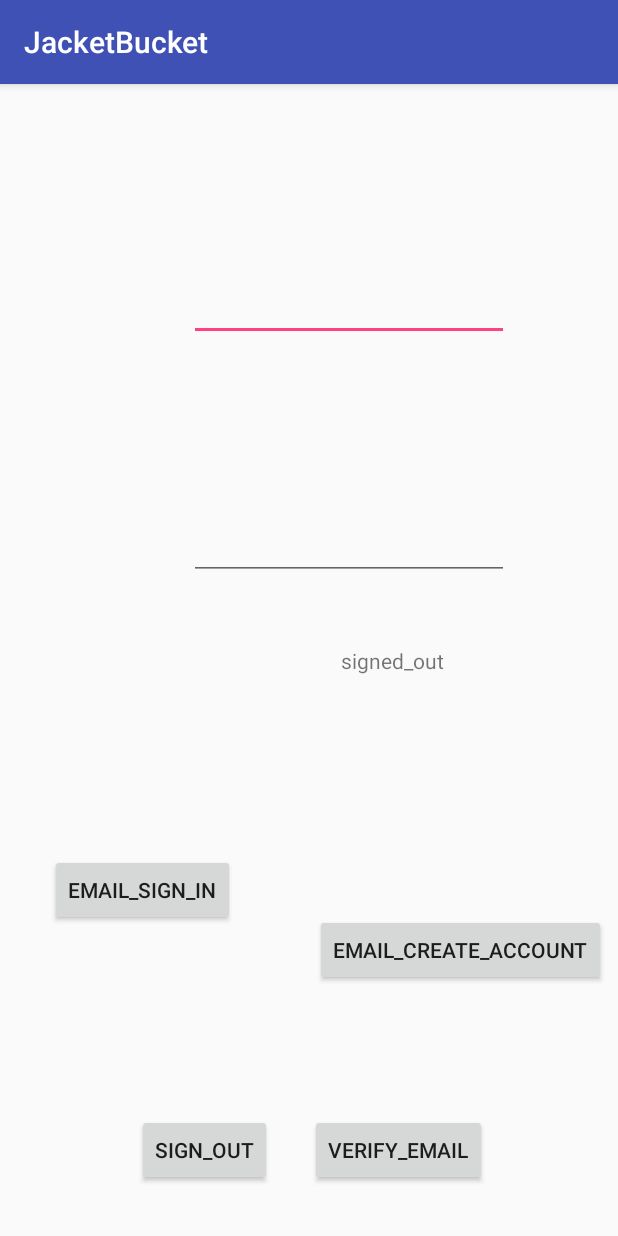
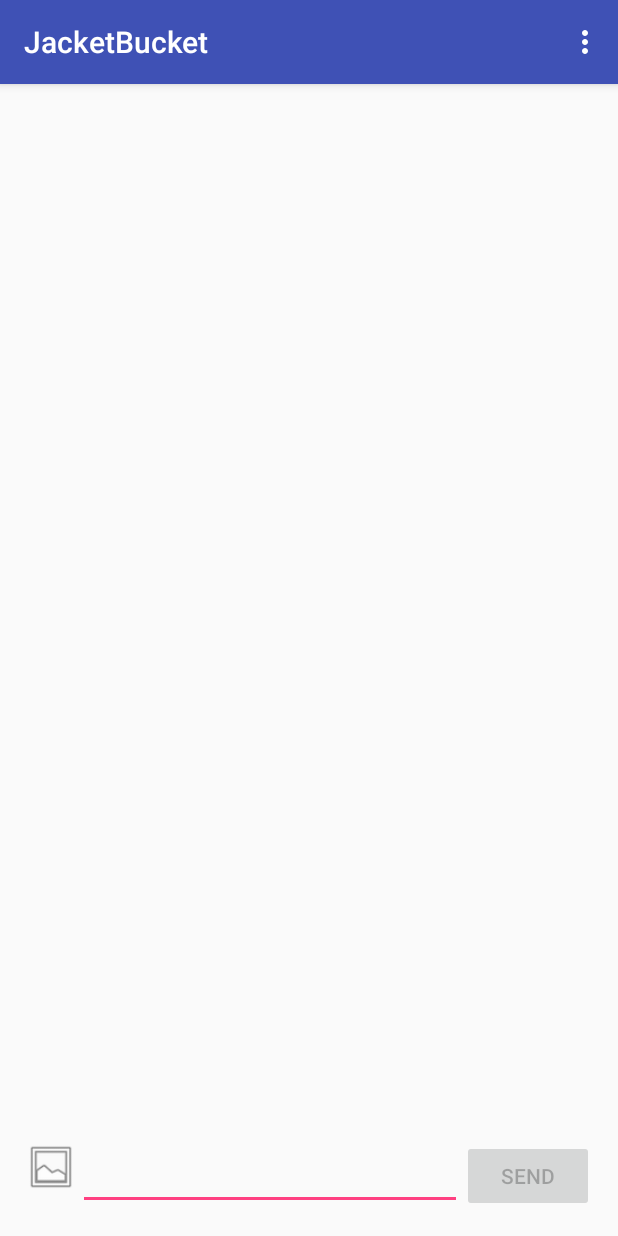
Before and after one commit to berkeis/JacketBucket, an Android app: the screen it shows after launch (MainActivity), on a phone screen of 412 x 824 dp. Run offline under Robolectric (Android 15) with nearby library versions, the phone set to English and light mode, and no system bars; our stand-ins replace Firebase (no records; nobody signed in at launch, a user with empty details on screens opened directly); libraries missing offline, so code that uses them is left out: com.firebase.ui; 5 statements that could not run were skipped.

Commit message:
Firebase Sign-in and data R/W

```diff
--- a/app/src/main/AndroidManifest.xml
+++ b/app/src/main/AndroidManifest.xml
@@ -19,4 +19,6 @@
         <activity android:name=".HomeActivity"></activity>
     </application>
 
+    <uses-permission android:name="android.permission.INTERNET" />
+
 </manifest>
--- a/app/src/main/java/com/bucketsoft/jacketbucket/MainActivity.java
+++ b/app/src/main/java/com/bucketsoft/jacketbucket/MainActivity.java
@@ -1,230 +1,245 @@
 package com.bucketsoft.jacketbucket;
-
 import android.content.Intent;
+import android.os.Bundle;
 import android.support.annotation.NonNull;
 import android.support.v7.app.AppCompatActivity;
-import android.os.Bundle;
-import android.text.TextUtils;
-import android.util.Log;
+import android.text.Editable;
+import android.text.InputFilter;
+import android.text.TextWatcher;
+import android.view.Menu;
+import android.view.MenuInflater;
+import android.view.MenuItem;
 import android.view.View;
+import android.widget.Button;
 import android.widget.EditText;
-import android.widget.TextView;
+import android.widget.ImageButton;
+import android.widget.ListView;
+import android.widget.ProgressBar;
 import android.widget.Toast;
 
-import com.google.android.gms.tasks.OnCompleteListener;
-import com.google.android.gms.tasks.Task;
-import com.google.firebase.auth.AuthResult;
+import com.firebase.ui.auth.AuthUI;
 import com.google.firebase.auth.FirebaseAuth;
 import com.google.firebase.auth.FirebaseUser;
+import com.google.firebase.database.ChildEventListener;
+import com.google.firebase.database.DataSnapshot;
+import com.google.firebase.database.DatabaseError;
+import com.google.firebase.database.DatabaseReference;
+import com.google.firebase.database.FirebaseDatabase;
 
-public class MainActivity extends AppCompatActivity implements View.OnClickListener{
+import java.util.ArrayList;
+import java.util.List;
 
-    private static final String TAG = "EmailPassword";
+public class MainActivity extends AppCompatActivity {
 
-    private FirebaseAuth mAuth;
+    private static final String TAG = "MainActivity";
 
-    private TextView mStatusTextView;
-    private TextView mDetailTextView;
-    private EditText mEmailField;
-    private EditText mPasswordField;
+    public static final String ANONYMOUS = "anonymous";
+    public static final int DEFAULT_MSG_LENGTH_LIMIT = 1000;
+    public static final int RC_SIGN_IN = 1;
 
+    private ListView mMessageListView;
+    private MessageAdapter mMessageAdapter;
+    private ProgressBar mProgressBar;
+    private ImageButton mPhotoPickerButton;
+    private EditText mMessageEditText;
+    private Button mSendButton;
+
+    private String mUsername;
+
+    // Firebase instance variables
+    private FirebaseDatabase mFirebaseDatabase;
+    private DatabaseReference mMessagesDatabaseReference;
+    private ChildEventListener mChildEventListener;
+    private FirebaseAuth mFirebaseAuth;
+    private FirebaseAuth.AuthStateListener mAuthStateListener;
 
     @Override
     protected void onCreate(Bundle savedInstanceState) {
         super.onCreate(savedInstanceState);
         setContentView(R.layout.activity_main);
 
-        // Views
-        mStatusTextView = (TextView) findViewById(R.id.status);
-        mDetailTextView = (TextView) findViewById(R.id.detail);
-        mEmailField = (EditText) findViewById(R.id.field_email);
-        mPasswordField = (EditText) findViewById(R.id.field_password);
+        mUsername = ANONYMOUS;
 
-        // Buttons
-        findViewById(R.id.email_sign_in_button).setOnClickListener((View.OnClickListener) this);
-        findViewById(R.id.email_create_account_button).setOnClickListener((View.OnClickListener) this);
-        findViewById(R.id.sign_out_button).setOnClickListener((View.OnClickListener) this);
-        findViewById(R.id.verify_email_button).setOnClickListener((View.OnClickListener) this);
+        // Initialize Firebase components
+        mFirebaseDatabase = FirebaseDatabase.getInstance();
+        mFirebaseAuth = FirebaseAuth.getInstance();
+
+        mMessagesDatabaseReference = mFirebaseDatabase.getReference().child("messages");
+
+        // Initialize references to views
+        mProgressBar = (ProgressBar) findViewById(R.id.progressBar);
+        mMessageListView = (ListView) findViewById(R.id.messageListView);
+        mPhotoPickerButton = (ImageButton) findViewById(R.id.photoPickerButton);
+        mMessageEditText = (EditText) findViewById(R.id.messageEditText);
+        mSendButton = (Button) findViewById(R.id.sendButton);
+
+        // Initialize message ListView and its adapter
+        List<Jackets>  jackets = new ArrayList<>();
+        mMessageAdapter = new MessageAdapter(this, R.layout.item_message, jackets);
+        mMessageListView.setAdapter(mMessageAdapter);
+
+        // Initialize progress bar
+        mProgressBar.setVisibility(ProgressBar.INVISIBLE);
+
+        // ImagePickerButton shows an image picker to upload a image for a message
+        mPhotoPickerButton.setOnClickListener(new View.OnClickListener() {
+            @Override
+            public void onClick(View view) {
+                // TODO: Fire an intent to show an image picker
+            }
+        });
+
+        // Enable Send button when there's text to send
+        mMessageEditText.addTextChangedListener(new TextWatcher() {
+            @Override
+            public void beforeTextChanged(CharSequence charSequence, int i, int i1, int i2) {
+            }
+
+            @Override
+            public void onTextChanged(CharSequence charSequence, int i, int i1, int i2) {
+                if (charSequence.toString().trim().length() > 0) {
+                    mSendButton.setEnabled(true);
+                } else {
+                    mSendButton.setEnabled(false);
+                }
+            }
+
+            @Override
+            public void afterTextChanged(Editable editable) {
+            }
+        });
+        mMessageEditText.setFilters(new InputFilter[]{new InputFilter.LengthFilter(DEFAULT_MSG_LENGTH_LIMIT)});
+
+        // Send button sends a message and clears the EditText
+        mSendButton.setOnClickListener(new View.OnClickListener() {
+            @Override
+            public void onClick(View view) {
+                Jackets jackets = new Jackets(mMessageEditText.getText().toString(), mUsername, null);
+                mMessagesDatabaseReference.push().setValue(jackets);
+
+                // Clear input box
+                mMessageEditText.setText("");
+            }
+        });
 
 
+        mAuthStateListener = new FirebaseAuth.AuthStateListener() {
+            @Override
+            public void onAuthStateChanged(@NonNull FirebaseAuth firebaseAuth) {
+                FirebaseUser user = mFirebaseAuth.getCurrentUser();
+                if(user!=null){
+                    //user is signed in
+                    onSignedInInitialize(user.getDisplayName());
+                }
+                else{
+                    //user is signed out
+                    List<AuthUI.IdpConfig> providers;
+                    providers = new ArrayList<>();
+                    providers.add(new AuthUI.IdpConfig.Builder(AuthUI.EMAIL_PROVIDER).build());
+                    providers.add(new AuthUI.IdpConfig.Builder(AuthUI.GOOGLE_PROVIDER).build());
 
-        mAuth = FirebaseAuth.getInstance();
+                    onSignedOutCleanup();
+                    startActivityForResult(
+                            AuthUI.getInstance()
+                                    .createSignInIntentBuilder()
+                                    .setIsSmartLockEnabled(false)
+                                    .setProviders(providers)
+                                    .build(),
+                            RC_SIGN_IN);
+                }
+            }
+        };
 
 
 
     }
 
-    public void onStart() {
-        super.onStart();
-        // Check if user is signed in (non-null) and update UI accordingly.
-        FirebaseUser currentUser = mAuth.getCurrentUser();
-        updateUI(currentUser);
+    @Override
+    public boolean onCreateOptionsMenu(Menu menu) {
+        MenuInflater inflater = getMenuInflater();
+        inflater.inflate(R.menu.main_menu, menu);
+        return true;
     }
 
-    private void createAccount(String email, String password) {
-        Log.d(TAG, "createAccount:" + email);
-        if (!validateForm()) {
-            return;
-        }
-        // [START create_user_with_email]
-        mAuth.createUserWithEmailAndPassword(email, password)
-                .addOnCompleteListener(this, new OnCompleteListener<AuthResult>() {
-                    @Override
-                    public void onComplete(@NonNull Task<AuthResult> task) {
-                        if (task.isSuccessful()) {
-                            // Sign in success, update UI with the signed-in user's information
-                            Log.d(TAG, "createUserWithEmail:success");
-                            FirebaseUser user = mAuth.getCurrentUser();
-                            updateUI(user);
-                        } else {
-                            // If sign in fails, display a message to the user.
-                            Log.w(TAG, "createUserWithEmail:failure", task.getException());
-                            Toast.makeText(MainActivity.this, "Authentication failed.",
-                                    Toast.LENGTH_SHORT).show();
-                            updateUI(null);
-                        }
 
-                    }
-                });
-        // [END create_user_with_email]
-    }
 
-    private void updateUI(FirebaseUser user) {
-        if (user != null) {
-            mStatusTextView.setText(getString(R.string.emailpassword_status_fmt,
-                    user.getEmail(), user.isEmailVerified()));
-            mDetailTextView.setText(getString(R.string.firebase_status_fmt, user.getUid()));
-
-            // findViewById(R.id.email_password_buttons).setVisibility(View.GONE);
-            //findViewById(R.id.email_password_fields).setVisibility(View.GONE);
-            //findViewById(R.id.signed_in_buttons).setVisibility(View.VISIBLE);
-
-            findViewById(R.id.verify_email_button).setEnabled(!user.isEmailVerified());
-        } else {
-            mStatusTextView.setText(R.string.signed_out);
-            mDetailTextView.setText(null);
-
-            // findViewById(R.id.email_password_buttons).setVisibility(View.VISIBLE);
-            // findViewById(R.id.email_password_fields).setVisibility(View.VISIBLE);
-            // findViewById(R.id.signed_in_buttons).setVisibility(View.GONE);
+    @Override
+    public boolean onOptionsItemSelected(MenuItem item) {
+        switch (item.getItemId()) {
+            case R.id.sign_out_menu:
+                AuthUI.getInstance().signOut(this);
+                return true;
+            default:
+                return super.onOptionsItemSelected(item);
         }
     }
 
 
-    private boolean validateForm() {
-        boolean valid = true;
-
-        String email = mEmailField.getText().toString();
-        if (TextUtils.isEmpty(email)) {
-            mEmailField.setError("Required.");
-            valid = false;
-        } else {
-            mEmailField.setError(null);
-        }
-
-        String password = mPasswordField.getText().toString();
-        if (TextUtils.isEmpty(password)) {
-            mPasswordField.setError("Required.");
-            valid = false;
-        } else {
-            mPasswordField.setError(null);
-        }
-
-        return valid;
+    @Override
+    public void onActivityResult(int requestCode, int resultCode, Intent data){
+            super.onActivityResult(requestCode, resultCode, data);
+            if(requestCode == RC_SIGN_IN){
+                if(resultCode == RESULT_OK){
+                    Toast.makeText(this, "Signed in!", Toast.LENGTH_SHORT).show();
+                }
+                else if(resultCode == RESULT_CANCELED){
+                    Toast.makeText(this, "Sign in canceled!", Toast.LENGTH_SHORT).show();
+                    finish();
+                    System.exit(0);
+                }
+            }
     }
 
-
-    private void sendEmailVerification() {
-        // Disable button
-        findViewById(R.id.verify_email_button).setEnabled(false);
-
-        // Send verification email
-        // [START send_email_verification]
-        final FirebaseUser user = mAuth.getCurrentUser();
-        user.sendEmailVerification()
-                .addOnCompleteListener(this, new OnCompleteListener<Void>() {
-                    @Override
-                    public void onComplete(@NonNull Task<Void> task) {
-                        // [START_EXCLUDE]
-                        // Re-enable button
-                        findViewById(R.id.verify_email_button).setEnabled(true);
-
-                        if (task.isSuccessful()) {
-                            Toast.makeText(MainActivity.this,
-                                    "Verification email sent to " + user.getEmail(),
-                                    Toast.LENGTH_SHORT).show();
-                        } else {
-                            Log.e(TAG, "sendEmailVerification", task.getException());
-                            Toast.makeText(MainActivity.this,
-                                    "Failed to send verification email.",
-                                    Toast.LENGTH_SHORT).show();
-                        }
-                        // [END_EXCLUDE]
-                    }
-                });
-        // [END send_email_verification]
-    }
-    private void signOut() {
-        mAuth.signOut();
-        updateUI(null);
-    }
-    private void signIn(String email, String password) {
-        Log.d(TAG, "signIn:" + email);
-        if (!validateForm()) {
-            return;
-        }
-
-        // [START sign_in_with_email]
-        mAuth.signInWithEmailAndPassword(email, password)
-                .addOnCompleteListener(this, new OnCompleteListener<AuthResult>() {
-                    @Override
-                    public void onComplete(@NonNull Task<AuthResult> task) {
-                        if (task.isSuccessful()) {
-                            // Sign in success, update UI with the signed-in user's information
-                            Log.d(TAG, "signInWithEmail:success");
-                            FirebaseUser user = mAuth.getCurrentUser();
-                            updateUI(user);
-                            launchActivity2();
-                        } else {
-                            // If sign in fails, display a message to the user.
-                            Log.w(TAG, "signInWithEmail:failure", task.getException());
-                            Toast.makeText(MainActivity.this, "Authentication failed.",
-                                    Toast.LENGTH_SHORT).show();
-                            updateUI(null);
-                        }
-
-                        // [START_EXCLUDE]
-                        if (!task.isSuccessful()) {
-                            mStatusTextView.setText(R.string.auth_failed);
-                        }
-                        // [END_EXCLUDE]
-                    }
-                });
-        // [END sign_in_with_email]
+    @Override
+    protected void onResume(){
+        super.onResume();
+        mFirebaseAuth.addAuthStateListener(mAuthStateListener);
     }
 
+    @Override
+    protected void onPause(){
+        super.onPause();
+        if (mAuthStateListener != null) {
+            mFirebaseAuth.removeAuthStateListener(mAuthStateListener);
+        }
+        mMessageAdapter.clear();
+        detachDatabaseReadListener();
+    }
 
-    @Override
-    public void onClick(View v) {
-        int i = v.getId();
-        if (i == R.id.email_create_account_button) {
-            createAccount(mEmailField.getText().toString(), mPasswordField.getText().toString());
-        } else if (i == R.id.email_sign_in_button) {
-            signIn(mEmailField.getText().toString(), mPasswordField.getText().toString());
-        } else if (i == R.id.sign_out_button) {
-            signOut();
-        } else if (i == R.id.verify_email_button) {
-            sendEmailVerification();
+    private void onSignedInInitialize(String username) {
+        mUsername = username;
+        attachDatabaseReadListener();
+    }
+
+    private void onSignedOutCleanup() {
+        mUsername = ANONYMOUS;
+        mMessageAdapter.clear(); //If you don't clear this, you would have duplicate messages as you log in and log out
+        detachDatabaseReadListener();
+    }
+
+    private void attachDatabaseReadListener() {
+        if (mChildEventListener == null) {
+            mChildEventListener = new ChildEventListener() {
+                @Override
+                public void onChildAdded(DataSnapshot dataSnapshot, String s) {
+                    Jackets jackets = dataSnapshot.getValue(Jackets.class);
+                    mMessageAdapter.add(jackets);
+                }
+
+                public void onChildChanged(DataSnapshot dataSnapshot, String s) {}
+                public void onChildRemoved(DataSnapshot dataSnapshot) {}
+                public void onChildMoved(DataSnapshot dataSnapshot, String s) {}
+                public void onCancelled(DatabaseError databaseError) {}
+            };
+            mMessagesDatabaseReference.addChildEventListener(mChildEventListener);
         }
     }
 
-
-    private void launchActivity2() {
-
-        Intent intent = new Intent(this, HomeActivity.class);
-        startActivity(intent);
+    private void detachDatabaseReadListener() {
+        if (mChildEventListener != null) {
+            mMessagesDatabaseReference.removeEventListener(mChildEventListener);
+            mChildEventListener = null;
+        }
     }
 
-
-
 }
--- a/app/src/main/res/layout/activity_main.xml
+++ b/app/src/main/res/layout/activity_main.xml
@@ -1,113 +1,61 @@
-<?xml version="1.0" encoding="utf-8"?>
-<android.support.constraint.ConstraintLayout xmlns:android="http://schemas.android.com/apk/res/android"
-    xmlns:app="http://schemas.android.com/apk/res-auto"
+<RelativeLayout
+    xmlns:android="http://schemas.android.com/apk/res/android"
     xmlns:tools="http://schemas.android.com/tools"
     android:layout_width="match_parent"
     android:layout_height="match_parent"
-    tools:context="com.bucketsoft.user.jacketbucket.MainActivity">
+    android:paddingBottom="@dimen/activity_vertical_margin"
+    android:paddingLeft="@dimen/activity_horizontal_margin"
+    android:paddingRight="@dimen/activity_horizontal_margin"
+    android:paddingTop="@dimen/activity_vertical_margin"
+    tools:context="com.bucketsoft.jacketbucket.MainActivity">
 
-    <Button
-        android:id="@+id/verify_email_button"
+    <ListView
+        android:id="@+id/messageListView"
+        android:layout_width="match_parent"
+        android:layout_height="match_parent"
+        android:layout_above="@+id/linearLayout"
+        android:stackFromBottom="true"
+        android:divider="@android:color/transparent"
+        android:transcriptMode="alwaysScroll"
+        tools:listitem="@layout/item_message"/>
+
+    <LinearLayout
+        android:id="@+id/linearLayout"
+        android:layout_width="match_parent"
+        android:layout_height="wrap_content"
+        android:layout_alignParentBottom="true"
+        android:layout_alignParentLeft="true"
+        android:layout_alignParentStart="true"
+        android:orientation="horizontal">
+
+        <ImageButton
+            android:id="@+id/photoPickerButton"
+            android:layout_width="36dp"
+            android:layout_height="36dp"
+            android:background="@android:drawable/ic_menu_gallery" />
+
+        <EditText
+            android:id="@+id/messageEditText"
+            android:layout_width="0dp"
+            android:layout_height="wrap_content"
+            android:layout_gravity="center_vertical"
+            android:layout_weight="1" />
+
+        <Button
+            android:id="@+id/sendButton"
+            android:layout_width="wrap_content"
+            android:layout_height="wrap_content"
+            android:layout_gravity="bottom"
+            android:enabled="false"
+            android:text="@string/send_button_label"/>
+
+    </LinearLayout>
+
+    <ProgressBar
+        android:id="@+id/progressBar"
+        style="?android:attr/progressBarStyleLarge"
         android:layout_width="wrap_content"
         android:layout_height="wrap_content"
-        android:layout_marginBottom="33dp"
-        android:layout_marginRight="87dp"
-        android:text="verify_email"
-        app:layout_constraintBottom_toBottomOf="parent"
-        app:layout_constraintRight_toRightOf="parent" />
-
-    <Button
-        android:id="@+id/sign_out_button"
-        android:layout_width="wrap_content"
-        android:layout_height="wrap_content"
-        android:layout_marginBottom="33dp"
-        android:layout_marginLeft="8dp"
-        android:layout_marginRight="8dp"
-        android:text="sign_out"
-        app:layout_constraintBottom_toBottomOf="parent"
-        app:layout_constraintHorizontal_bias="0.83"
-        app:layout_constraintLeft_toLeftOf="parent"
-        app:layout_constraintRight_toLeftOf="@+id/verify_email_button" />
-
-    <TextView
-        android:id="@+id/detail"
-        android:layout_width="wrap_content"
-        android:layout_height="wrap_content"
-        app:layout_constraintBottom_toBottomOf="parent"
-        app:layout_constraintLeft_toLeftOf="parent"
-        app:layout_constraintTop_toTopOf="parent"
-        app:layout_constraintHorizontal_bias="0.315"
-        app:layout_constraintRight_toLeftOf="@+id/status"
-        android:layout_marginRight="8dp" />
-
-    <TextView
-        android:id="@+id/status"
-        android:layout_width="wrap_content"
-        android:layout_height="wrap_content"
-        app:layout_constraintBottom_toBottomOf="parent"
-        app:layout_constraintLeft_toLeftOf="parent"
-        app:layout_constraintRight_toRightOf="parent"
-        app:layout_constraintTop_toTopOf="parent"
-        app:layout_constraintHorizontal_bias="0.663" />
-
-    <EditText
-        android:id="@+id/field_email"
-        android:layout_width="wrap_content"
-        android:layout_height="wrap_content"
-        android:layout_marginBottom="8dp"
-        android:layout_marginLeft="8dp"
-        android:layout_marginRight="8dp"
-        android:layout_marginTop="8dp"
-        android:ems="10"
-        android:inputType="textEmailAddress"
-        app:layout_constraintBottom_toTopOf="@+id/field_password"
-        app:layout_constraintHorizontal_bias="0.647"
-        app:layout_constraintLeft_toLeftOf="parent"
-        app:layout_constraintRight_toRightOf="parent"
-        app:layout_constraintTop_toTopOf="parent"
-        app:layout_constraintVertical_bias="0.526" />
-
-    <EditText
-        android:id="@+id/field_password"
-        android:layout_width="wrap_content"
-        android:layout_height="wrap_content"
-        android:layout_marginBottom="44dp"
-        android:layout_marginLeft="8dp"
-        android:layout_marginRight="8dp"
-        android:ems="10"
-        android:inputType="textPassword"
-        app:layout_constraintBottom_toTopOf="@+id/status"
-        app:layout_constraintHorizontal_bias="0.647"
-        app:layout_constraintLeft_toLeftOf="parent"
-        app:layout_constraintRight_toRightOf="parent" />
-
-    <Button
-        android:id="@+id/email_sign_in_button"
-        android:layout_width="wrap_content"
-        android:layout_height="wrap_content"
-        android:layout_marginBottom="8dp"
-        android:layout_marginLeft="33dp"
-        android:layout_marginTop="57dp"
-        android:text="email_sign_in"
-        app:layout_constraintBottom_toTopOf="@+id/sign_out_button"
-        app:layout_constraintLeft_toLeftOf="parent"
-        app:layout_constraintTop_toBottomOf="@+id/detail"
-        app:layout_constraintVertical_bias="0.346" />
-
-    <Button
-        android:id="@+id/email_create_account_button"
-        android:layout_width="wrap_content"
-        android:layout_height="wrap_content"
-        android:layout_marginBottom="8dp"
-        android:layout_marginLeft="8dp"
-        android:layout_marginRight="8dp"
-        android:layout_marginTop="7dp"
-        android:text="email_create_account"
-        app:layout_constraintBottom_toTopOf="@+id/verify_email_button"
-        app:layout_constraintHorizontal_bias="1.0"
-        app:layout_constraintLeft_toRightOf="@+id/email_sign_in_button"
-        app:layout_constraintRight_toRightOf="parent"
-        app:layout_constraintTop_toBottomOf="@+id/status"
-        app:layout_constraintVertical_bias="0.663" />
-
-</android.support.constraint.ConstraintLayout>
+        android:layout_centerHorizontal="true"
+        android:layout_centerVertical="true"/>
+</RelativeLayout>
--- /dev/null
+++ b/app/src/main/res/menu/main_menu.xml
@@ -0,0 +1,8 @@
+<?xml version="1.0" encoding="utf-8"?>
+<menu xmlns:android="http://schemas.android.com/apk/res/android"
+    xmlns:app="http://schemas.android.com/apk/res-auto">
+    <item
+        android:id="@+id/sign_out_menu"
+        android:title="@string/sign_out"
+        app:showAsAction="never"/>
+</menu>
--- /dev/null
+++ b/app/src/main/res/values/dimens.xml
@@ -0,0 +1,5 @@
+<resources>
+    <!-- Default screen margins, per the Android Design guidelines. -->
+    <dimen name="activity_horizontal_margin">16dp</dimen>
+    <dimen name="activity_vertical_margin">16dp</dimen>
+</resources>
--- a/app/src/main/res/values/strings.xml
+++ b/app/src/main/res/values/strings.xml
@@ -4,4 +4,6 @@
     <string name="firebase_status_fmt">Firebase User: %s</string>
     <string name="emailpassword_status_fmt">Email User: %1$s (verified: %2$b)</string>
     <string name="auth_failed">auth_failed</string>
+    <string name="sign_out">Sign Out</string>
+    <string name="send_button_label">Send</string>
 </resources>
--- a/build.gradle
+++ b/build.gradle
@@ -8,10 +8,11 @@ buildscript {
     }
     dependencies {
         classpath 'com.android.tools.build:gradle:3.0.1'
-        classpath 'com.google.gms:google-services:3.1.0'
+        classpath 'com.google.gms:google-services:3.1.1' // google-services plugin
 
         // NOTE: Do not place your application dependencies here; they belong
         // in the individual module build.gradle files
+
     }
 }
 
```
Also changed, not shown: app/build.gradle (+12 -1 lines), app/src/main/java/com/bucketsoft/jacketbucket/Jackets.java (added, +46 -0 lines), app/src/main/java/com/bucketsoft/jacketbucket/MessageAdapter.java (added, +53 -0 lines), app/src/main/res/layout/item_message.xml (added, +32 -0 lines).
